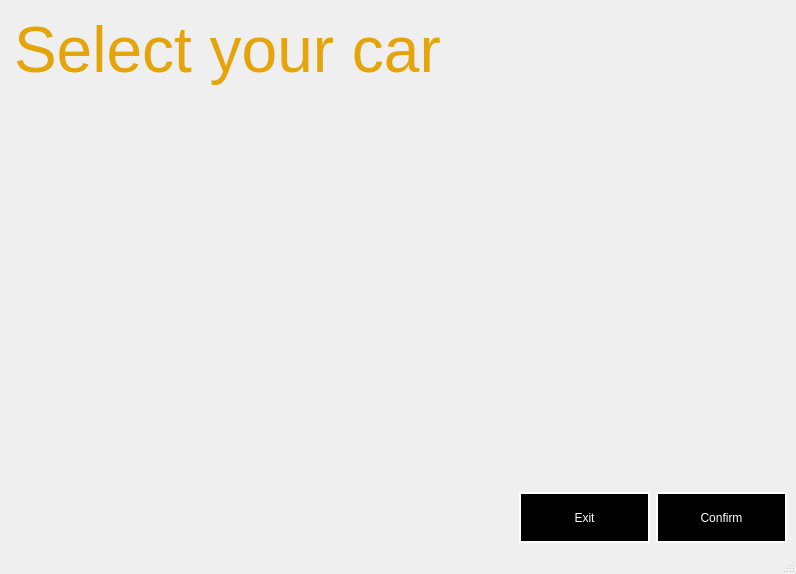
Above: client/Lobby/selectcars.ui from mateozorzi/practice-sdd before the change. Below: the same form after it.
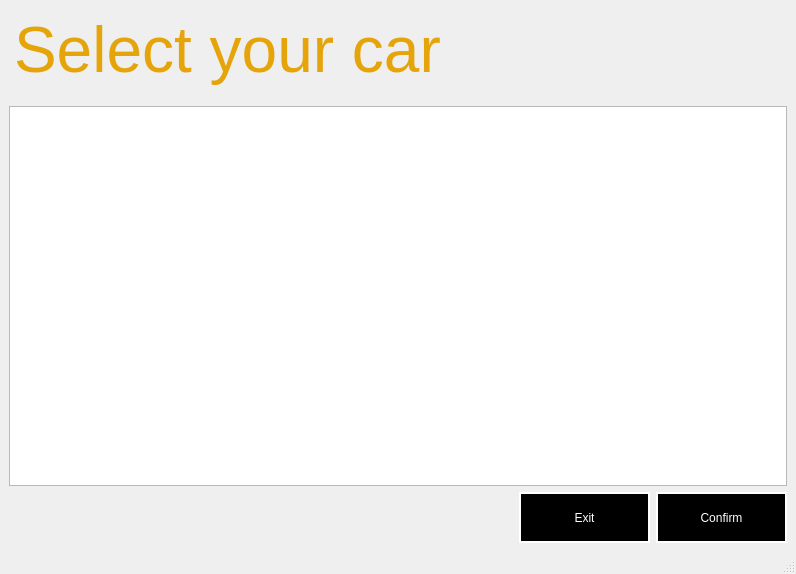
That is the form after the change. Icons and pictures are not drawn.

What changed in the file:
```diff
--- a/client/Lobby/selectcars.ui
+++ b/client/Lobby/selectcars.ui
@@ -83,8 +83,7 @@
          </size>
         </property>
         <property name="styleSheet">
-         <string notr="true">gridline-color: gray;
-background: transparent;</string>
+         <string notr="true"/>
         </property>
         <property name="sizeAdjustPolicy">
          <enum>QAbstractScrollArea::SizeAdjustPolicy::AdjustIgnored</enum>
```
